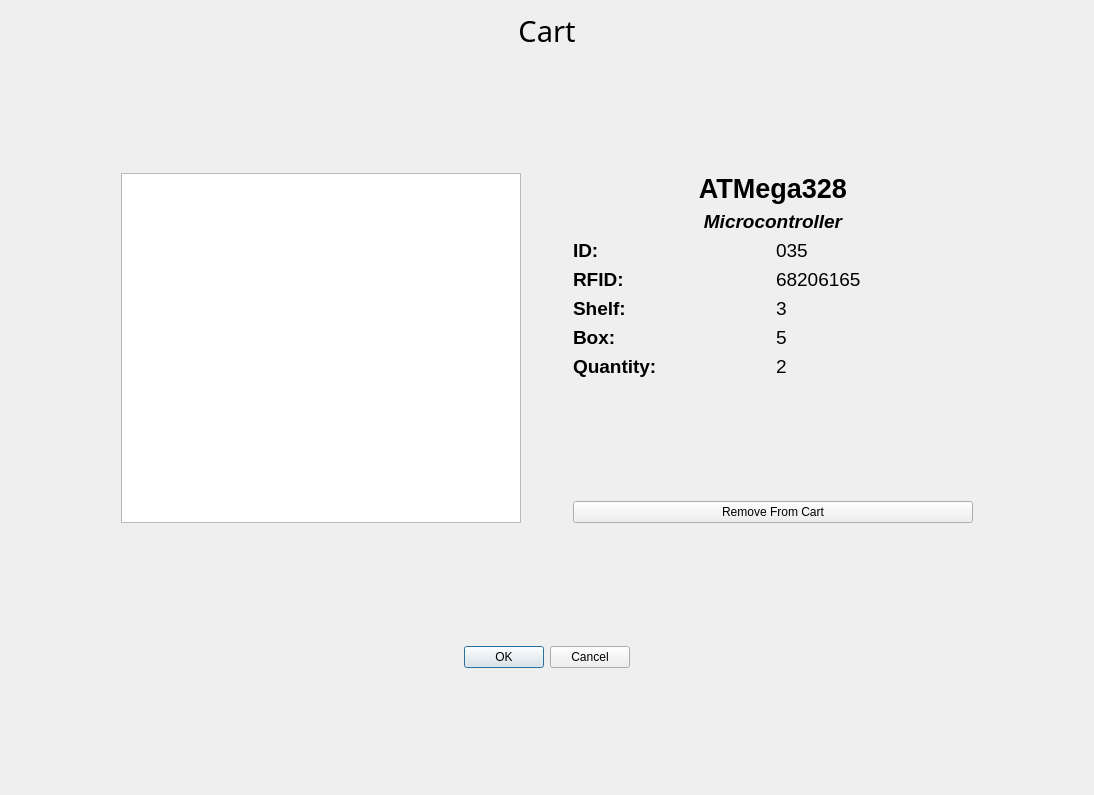
This is cart.ui in arc-bphc/sims-gui as Qt 5 draws it before an edit. The edited form follows.
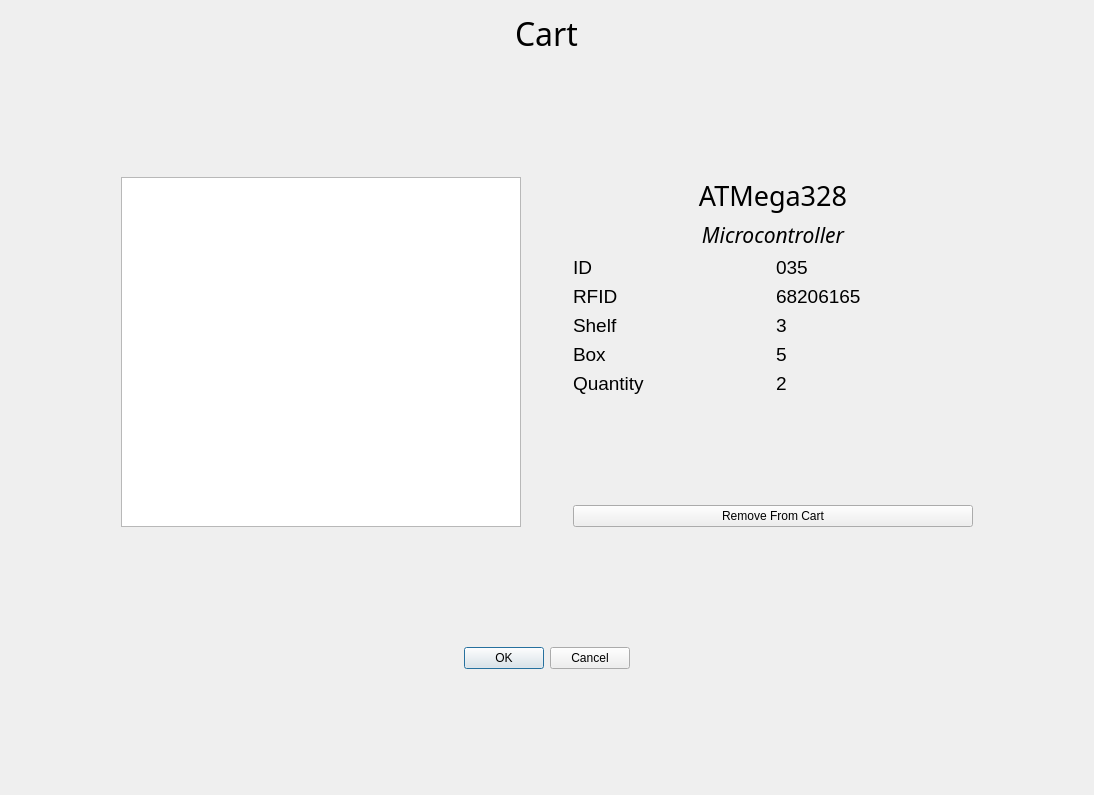
This is the edited form.

Commit message: Changed fonts :P

```diff
--- a/cart.ui
+++ b/cart.ui
@@ -60,7 +60,7 @@
        </property>
       </spacer>
      </item>
-     <item row="0" column="0" colspan="3">
+     <item row="0" column="0" colspan="3" alignment="Qt::AlignHCenter">
       <widget class="QLabel" name="label_2">
        <property name="font">
         <font>
@@ -75,7 +75,7 @@
         <string notr="true">font: 24pt &quot;Noto Sans&quot;;</string>
        </property>
        <property name="text">
-        <string>&lt;html&gt;&lt;head/&gt;&lt;body&gt;&lt;p align=&quot;center&quot;&gt;&lt;span style=&quot; font-size:22pt;&quot;&gt;Cart&lt;/span&gt;&lt;/p&gt;&lt;/body&gt;&lt;/html&gt;</string>
+        <string>Cart</string>
        </property>
       </widget>
      </item>
@@ -129,12 +129,12 @@
          <property name="font">
           <font>
            <pointsize>14</pointsize>
-           <weight>75</weight>
-           <bold>true</bold>
+           <weight>50</weight>
+           <bold>false</bold>
           </font>
          </property>
          <property name="text">
-          <string>Quantity:</string>
+          <string>Quantity</string>
          </property>
         </widget>
        </item>
@@ -150,12 +150,12 @@
          <property name="font">
           <font>
            <pointsize>14</pointsize>
-           <weight>75</weight>
-           <bold>true</bold>
+           <weight>50</weight>
+           <bold>false</bold>
           </font>
          </property>
          <property name="text">
-          <string>ID:</string>
+          <string>ID</string>
          </property>
         </widget>
        </item>
@@ -176,12 +176,12 @@
          <property name="font">
           <font>
            <pointsize>14</pointsize>
-           <weight>75</weight>
-           <bold>true</bold>
+           <weight>50</weight>
+           <bold>false</bold>
           </font>
          </property>
          <property name="text">
-          <string>RFID:</string>
+          <string>RFID</string>
          </property>
         </widget>
        </item>
@@ -190,12 +190,12 @@
          <property name="font">
           <font>
            <pointsize>14</pointsize>
-           <weight>75</weight>
-           <bold>true</bold>
+           <weight>50</weight>
+           <bold>false</bold>
           </font>
          </property>
          <property name="text">
-          <string>Box:</string>
+          <string>Box</string>
          </property>
         </widget>
        </item>
@@ -240,12 +240,12 @@
          <property name="font">
           <font>
            <pointsize>14</pointsize>
-           <weight>75</weight>
-           <bold>true</bold>
+           <weight>50</weight>
+           <bold>false</bold>
           </font>
          </property>
          <property name="text">
-          <string>Shelf:</string>
+          <string>Shelf</string>
          </property>
         </widget>
        </item>
@@ -259,11 +259,16 @@
          </property>
          <property name="font">
           <font>
+           <family>Noto Sans</family>
            <pointsize>20</pointsize>
-           <weight>75</weight>
-           <bold>true</bold>
+           <weight>50</weight>
+           <italic>false</italic>
+           <bold>false</bold>
           </font>
          </property>
+         <property name="styleSheet">
+          <string notr="true">font: 20pt &quot;Noto Sans&quot;;</string>
+         </property>
          <property name="text">
           <string>&lt;html&gt;&lt;head/&gt;&lt;body&gt;&lt;p align=&quot;center&quot;&gt;ATMega328&lt;/p&gt;&lt;/body&gt;&lt;/html&gt;</string>
          </property>
@@ -285,11 +290,16 @@
         <widget class="QLabel" name="partCategory">
          <property name="font">
           <font>
-           <pointsize>14</pointsize>
-           <weight>75</weight>
-           <bold>true</bold>
+           <family>Noto Sans</family>
+           <pointsize>16</pointsize>
+           <weight>50</weight>
+           <italic>true</italic>
+           <bold>false</bold>
           </font>
          </property>
+         <property name="styleSheet">
+          <string notr="true">font: italic 16pt &quot;Noto Sans&quot;;</string>
+         </property>
          <property name="text">
           <string>&lt;html&gt;&lt;head/&gt;&lt;body&gt;&lt;p align=&quot;center&quot;&gt;&lt;span style=&quot; font-style:italic;&quot;&gt;Microcontroller&lt;/span&gt;&lt;/p&gt;&lt;/body&gt;&lt;/html&gt;</string>
          </property>
```
The commit also changes 9 other files.
